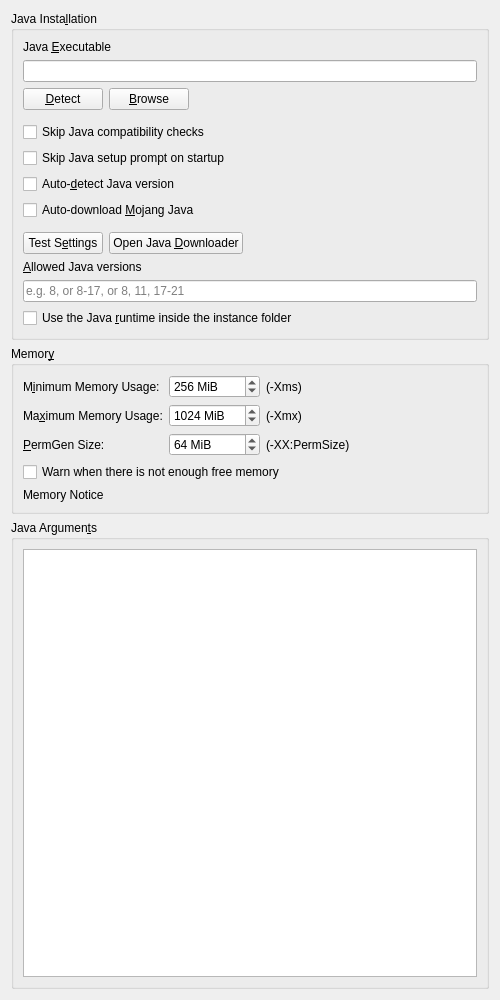
Above: launcher/ui/widgets/JavaSettingsWidget.ui from KomorebiLauncher/KomorebiLauncher before the change. Below: the same form after it.
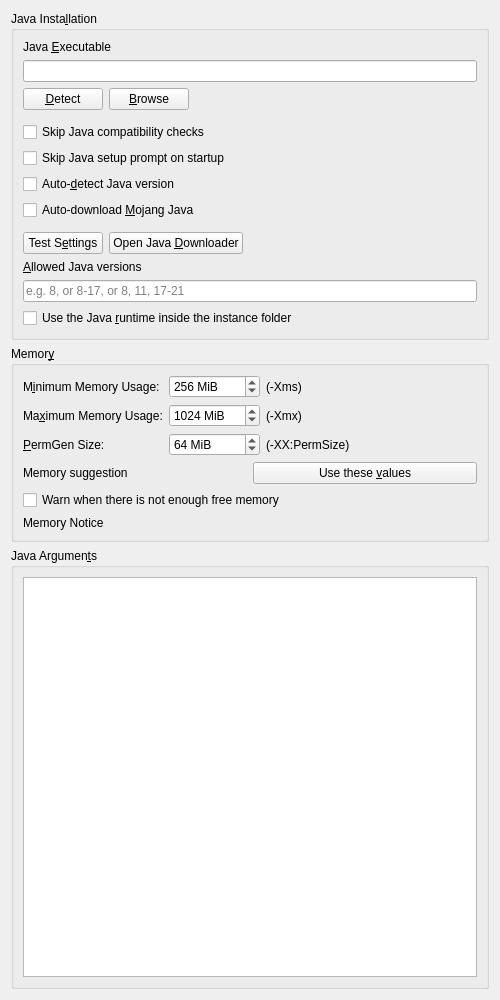
That is the form after the change.

Commit message:
Suggest a heap for this instance
What a player types into the memory box is a guess about two things they
cannot see: how much the installed mods need, and how much the rest of the
machine has left. The settings page now works both out, offers them as a pair,
and says which of the two decided the answer.

Both ends of the heap are the same number so it does not have to grow while
the game runs. The collector is left alone - the JVM default has been right for
a client since Java 9, and the flag lists people copy around were written for
servers.

Patch:
```diff
--- a/launcher/ui/widgets/JavaSettingsWidget.ui
+++ b/launcher/ui/widgets/JavaSettingsWidget.ui
@@ -375,6 +375,27 @@
         </item>
        </layout>
       </item>
+      <item>
+       <layout class="QHBoxLayout" name="horizontalLayout_7">
+        <item>
+         <widget class="QLabel" name="labelMemSuggestion">
+          <property name="text">
+           <string>Memory suggestion</string>
+          </property>
+          <property name="wordWrap">
+           <bool>true</bool>
+          </property>
+         </widget>
+        </item>
+        <item>
+         <widget class="QPushButton" name="memSuggestButton">
+          <property name="text">
+           <string>Use these &amp;values</string>
+          </property>
+         </widget>
+        </item>
+       </layout>
+      </item>
       <item>
        <widget class="QCheckBox" name="lowMemWarningCheckBox">
         <property name="text">
```
The commit also changes 7 other files.
